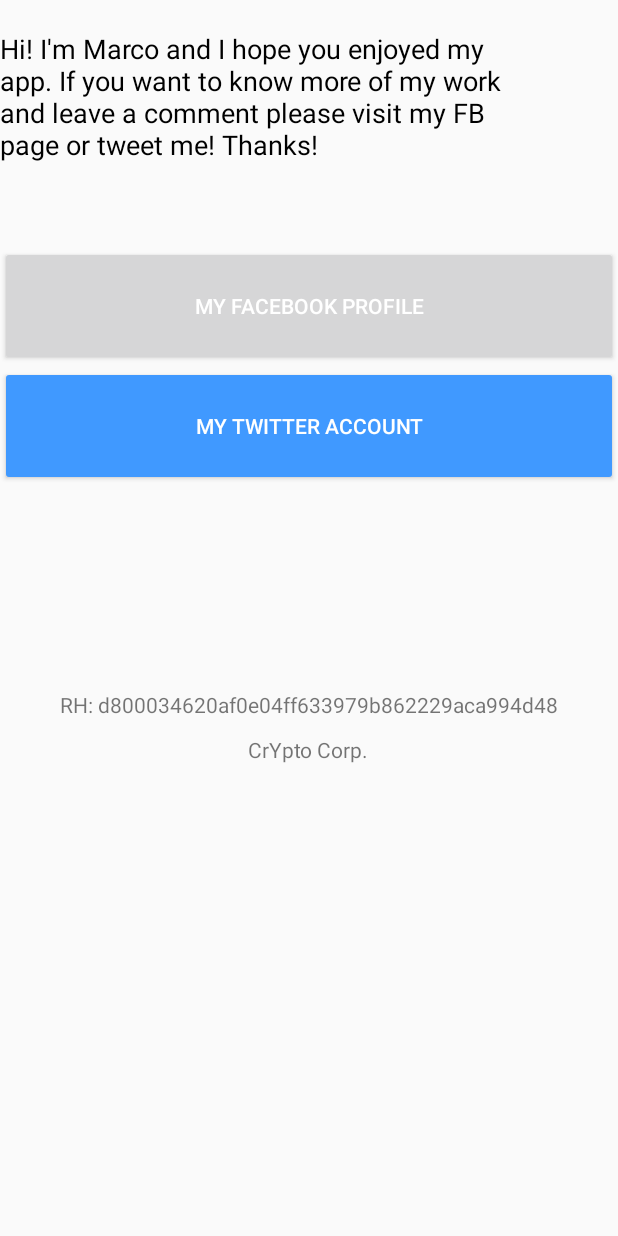
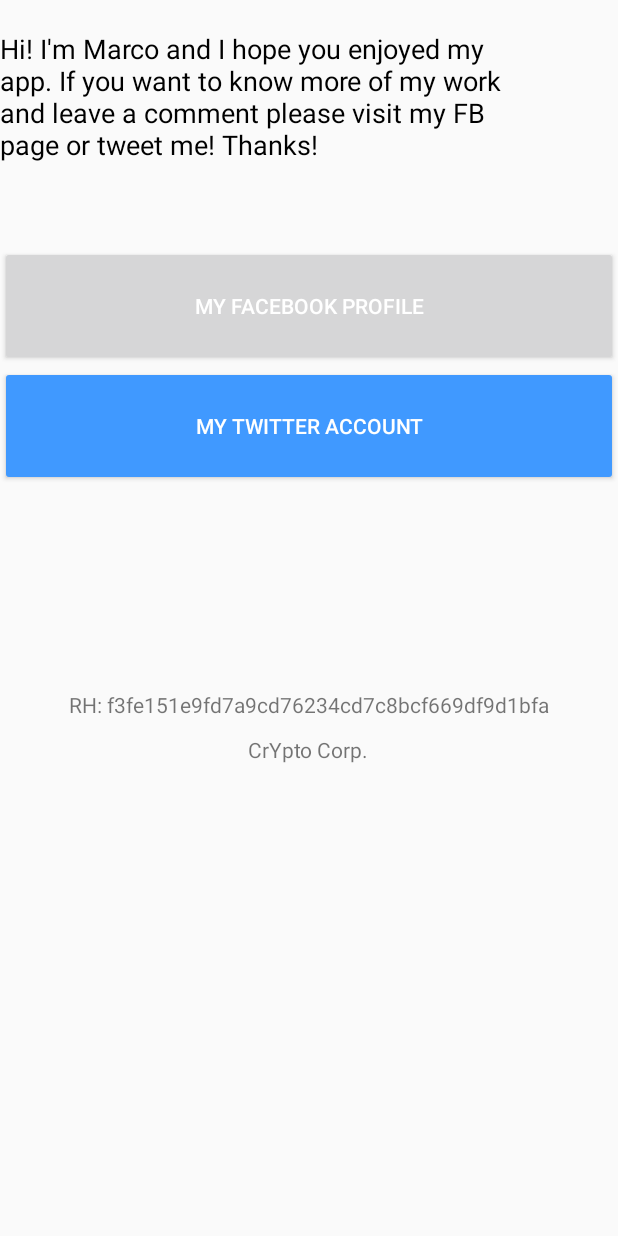
Before and after one commit to MarkOnTheRocks/CrYptus, an Android app: the CreditsActivity screen opened directly, with no data from a screen before it, on a phone screen of 412 x 824 dp. Run offline under Robolectric (Android 15) with nearby library versions, the phone set to English and light mode, and no system bars; libraries missing offline, so code that uses them is left out: com.facebook.

Commit message:
Version 5.2.3.1 (beta)

```diff
--- a/app/src/main/res/layout/activity_credits.xml
+++ b/app/src/main/res/layout/activity_credits.xml
@@ -63,7 +63,7 @@
         android:layout_height="wrap_content"
         android:textAppearance="?android:attr/textAppearanceSmall"
         android:layout_gravity="bottom"
-        android:text="RH: d800034620af0e04ff633979b862229aca994d48"
+        android:text="RH: f3fe151e9fd7a9cd76234cd7c8bcf669df9d1bfa"
         android:id="@+id/textView7"
         android:layout_marginTop="460dp"
         android:layout_weight="0.50"
```
Also changed, not shown: 2 other files.
